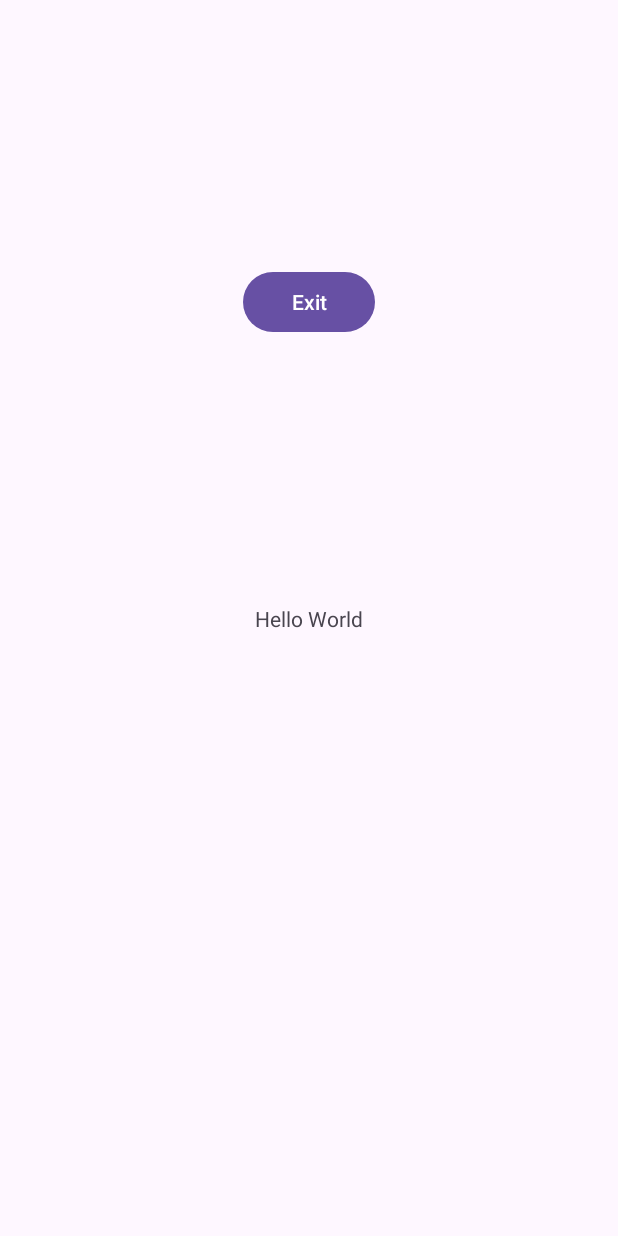
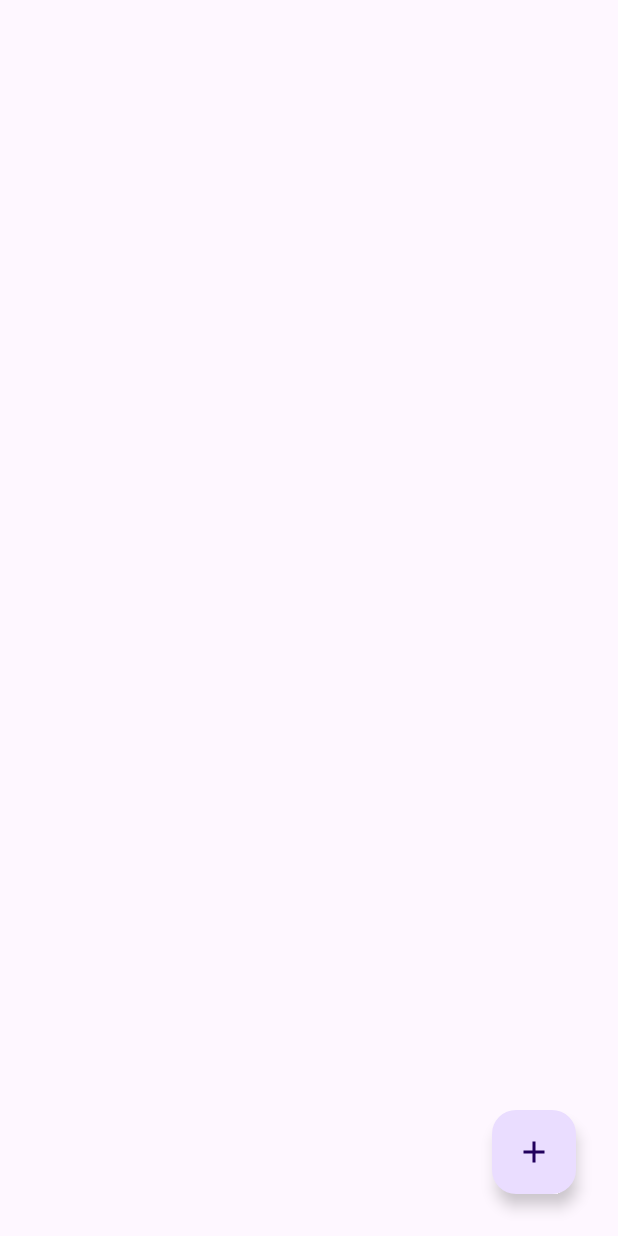
Before and after one commit to Ramamas6/TreeWonder, an Android app: the layout activity_create_tree.xml on its own in the app's theme, with its tools: preview values and no code run, on a phone screen of 412 x 824 dp. Run offline under Robolectric (Android 15) with nearby library versions, the phone set to English and light mode, and no system bars.

Commit message:
fix: some bugs

```diff
--- a/app/src/main/java/com/example/treewonder/CreateTreeActivity.kt
+++ b/app/src/main/java/com/example/treewonder/CreateTreeActivity.kt
@@ -15,7 +15,7 @@ class CreateTreeActivity : AppCompatActivity() {
         val btnExit = findViewById<Button>(R.id.a_create_tree_exit)
         // Click on "Exit" button : switch to main activity and send it the tree
         btnExit.setOnClickListener {
-            val tree = Tree(1, "Name", "commonName", "botanicName", 10, 10, "", 0, "", "", "", "", "", "", "", "", 40.0, 40.0, "", "")
+            val tree = Tree(1, "Name", "commonName", "botanicName", 10, 10, "", 0, "", "", "", "", "", "", "", "", 40.0, 40.0, "")
             val returnIntent = Intent()
             returnIntent.putExtra(TREE_KEY, tree)
             setResult(Activity.RESULT_OK, returnIntent)
--- a/app/src/main/res/layout/activity_create_tree.xml
+++ b/app/src/main/res/layout/activity_create_tree.xml
@@ -2,27 +2,30 @@
 <androidx.constraintlayout.widget.ConstraintLayout xmlns:android="http://schemas.android.com/apk/res/android"
     xmlns:app="http://schemas.android.com/apk/res-auto"
     xmlns:tools="http://schemas.android.com/tools"
+    android:id="@+id/a_main_lyt"
     android:layout_width="match_parent"
     android:layout_height="match_parent"
-    tools:context=".CreateTreeActivity">
+    tools:context=".MainActivity" >
 
-    <TextView
-        android:id="@+id/textView"
+    <com.google.android.material.floatingactionbutton.FloatingActionButton
+        android:id="@+id/a_main_btn_create_tree"
         android:layout_width="wrap_content"
         android:layout_height="wrap_content"
-        android:text="Hello World"
+        android:layout_marginEnd="28dp"
+        android:layout_marginBottom="28dp"
+        android:clickable="true"
+        android:contentDescription="add_tree"
+        app:layout_constraintBottom_toBottomOf="parent"
+        app:layout_constraintEnd_toEndOf="parent"
+        app:srcCompat="@drawable/baseline_add_24" />
+
+    <androidx.constraintlayout.widget.ConstraintLayout
+        android:id="@+id/a_main_lyt_fragment"
+        android:layout_width="0dp"
+        android:layout_height="0dp"
         app:layout_constraintBottom_toBottomOf="parent"
         app:layout_constraintEnd_toEndOf="parent"
         app:layout_constraintStart_toStartOf="parent"
-        app:layout_constraintTop_toTopOf="parent" />
-
-    <Button
-        android:id="@+id/a_create_tree_exit"
-        android:layout_width="wrap_content"
-        android:layout_height="wrap_content"
-        android:text="Exit"
-        app:layout_constraintBottom_toTopOf="@+id/textView"
-        app:layout_constraintEnd_toEndOf="parent"
-        app:layout_constraintStart_toStartOf="parent"
-        app:layout_constraintTop_toTopOf="parent" />
+        app:layout_constraintTop_toTopOf="parent">
+    </androidx.constraintlayout.widget.ConstraintLayout>
 </androidx.constraintlayout.widget.ConstraintLayout>
```
